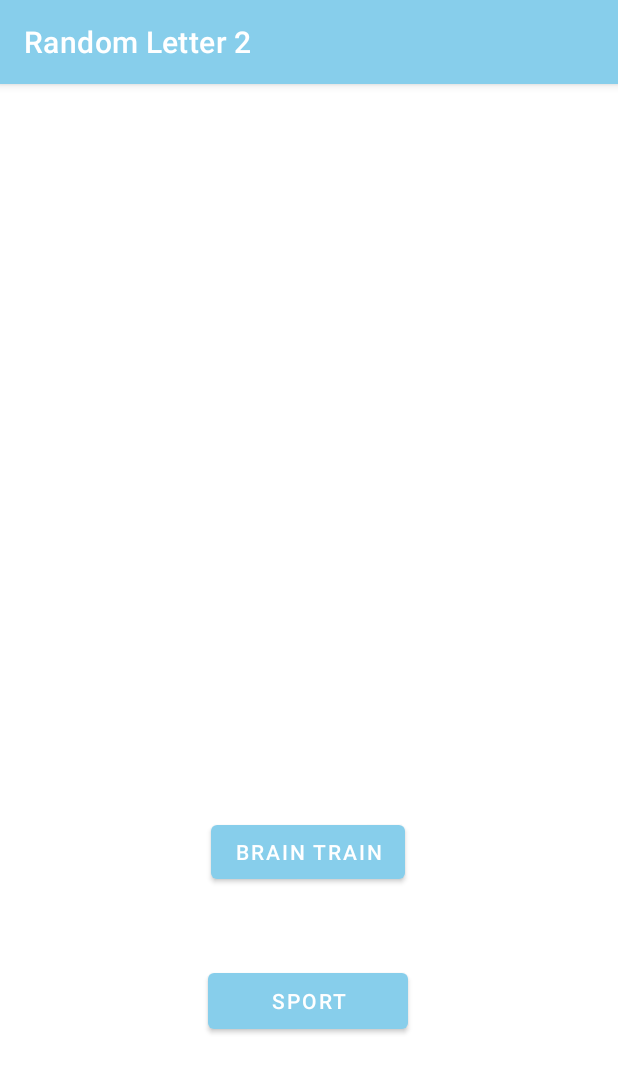
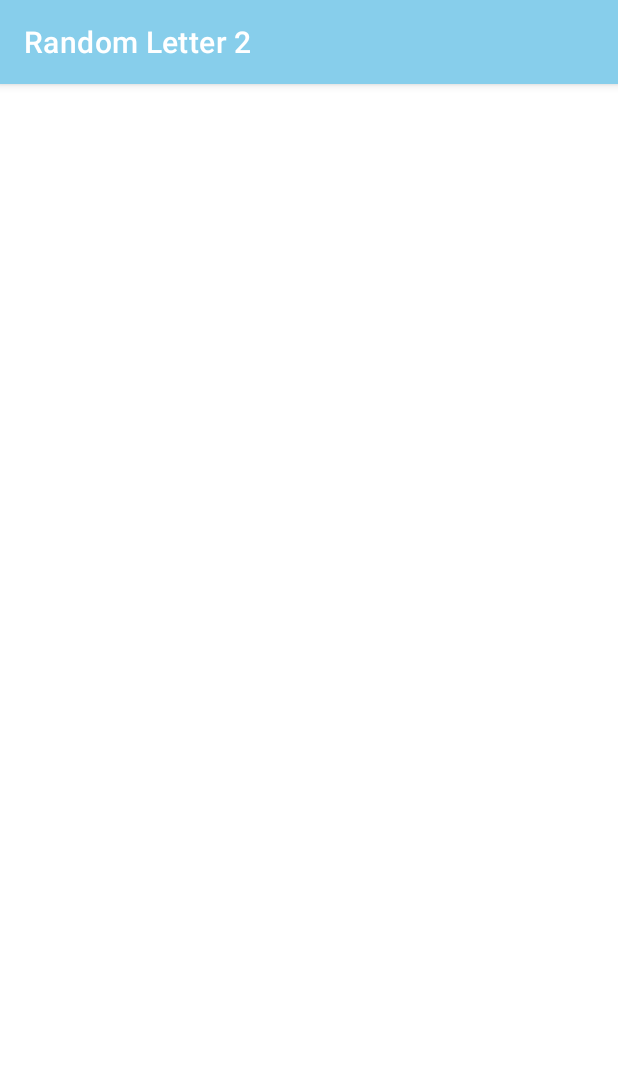
Before and after one commit to Vacheslav676/Random_Letter_2, an Android app: the screen it shows after launch (MainActivity before the commit, SportMenu after it), after a tap on "SPORT", on a phone screen of 412 x 824 dp. Shown: the top 1073 px of the screen. Run offline under Robolectric (Android 15) with nearby library versions, the phone set to English and light mode, and no system bars.

Commit message:
добавил 2 страницы меню с переходом: SportButtonMenu и BrainTrainButtonMenu

```diff
--- a/app/src/main/java/android/example/randomletter2/MainActivity.java
+++ b/app/src/main/java/android/example/randomletter2/MainActivity.java
@@ -3,6 +3,7 @@ package android.example.randomletter2;
 import androidx.appcompat.app.AppCompatActivity;
 
 import android.content.Intent;
+import android.net.Uri;
 import android.os.Bundle;
 import android.os.CountDownTimer;
 import android.view.View;
@@ -13,18 +14,46 @@ import java.util.Timer;
 import java.util.TimerTask;
 import java.util.*;
 
-public class MainActivity extends AppCompatActivity {
+public class MainActivity extends AppCompatActivity implements View.OnClickListener {
 
+    Button SportButtonMenu;
+    Button BrainTrainButtonMenu;
 
        @Override
     protected void onCreate(Bundle savedInstanceState) {
            super.onCreate(savedInstanceState);
            setContentView(R.layout.activity_main);
 
+           SportButtonMenu = (Button) findViewById(R.id.sport_button_menu);
+           BrainTrainButtonMenu = (Button) findViewById(R.id.brain_train_button_menu);
+
+           SportButtonMenu.setOnClickListener(this);
+           BrainTrainButtonMenu.setOnClickListener(this);
+
        }
 
+    @Override
+    public void onClick(View v) {
 
+        Intent intent;
+        switch (v.getId()) {
+           case R.id.sport_button_menu:
+               // Создаю интент и говорю что хочу перейти из этого (this) активити,
+               // в активити2 = SportMenu.class
+                intent = new Intent(MainActivity.this, SportMenu.class);
+               //специальная функция для старта интента. После нее текущая активити
+               // не закрывается, а сворачивается
+                startActivity(intent);
+               //Сделал простейшие кнопки для перехода по активностям.
+               // Но каждая предыдущая активити будет висеть в буфере и в истории.
+                break;
+            case R.id.brain_train_button_menu:
+                intent = new Intent(MainActivity.this, BrainTrainMenu.class);
 
+                startActivity(intent);
+                break;
+        }
 
+    }
 
 }
--- a/app/src/main/res/layout/activity_main.xml
+++ b/app/src/main/res/layout/activity_main.xml
@@ -12,7 +12,6 @@
         android:layout_width="133dp"
         android:layout_height="49dp"
         android:layout_marginBottom="132dp"
-        android:onClick="onClick1"
         android:text="Sport"
         app:layout_constraintBottom_toBottomOf="parent"
         app:layout_constraintEnd_toEndOf="parent"
@@ -24,7 +23,6 @@
         android:layout_width="wrap_content"
         android:layout_height="wrap_content"
         android:layout_marginBottom="232dp"
-        android:onClick="onClick2"
         android:text="Brain train"
         app:layout_constraintBottom_toBottomOf="parent"
         app:layout_constraintEnd_toEndOf="parent"
```
